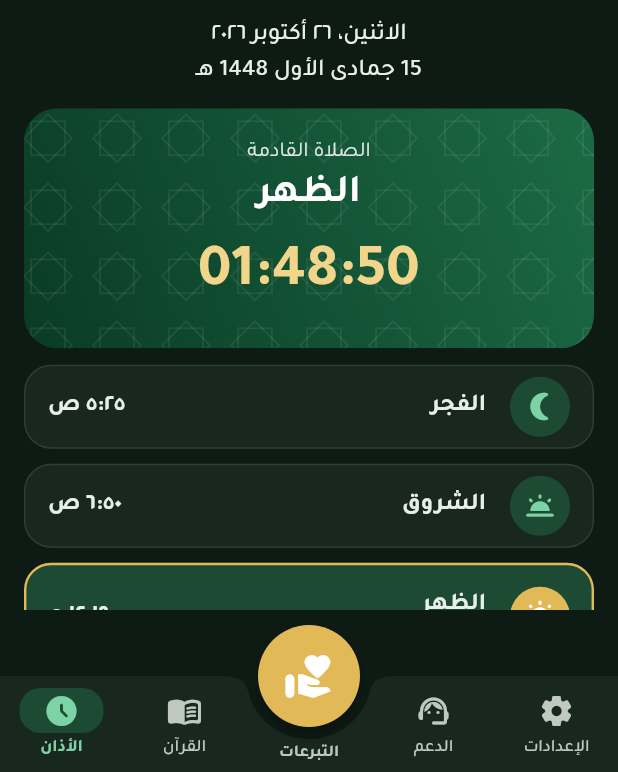
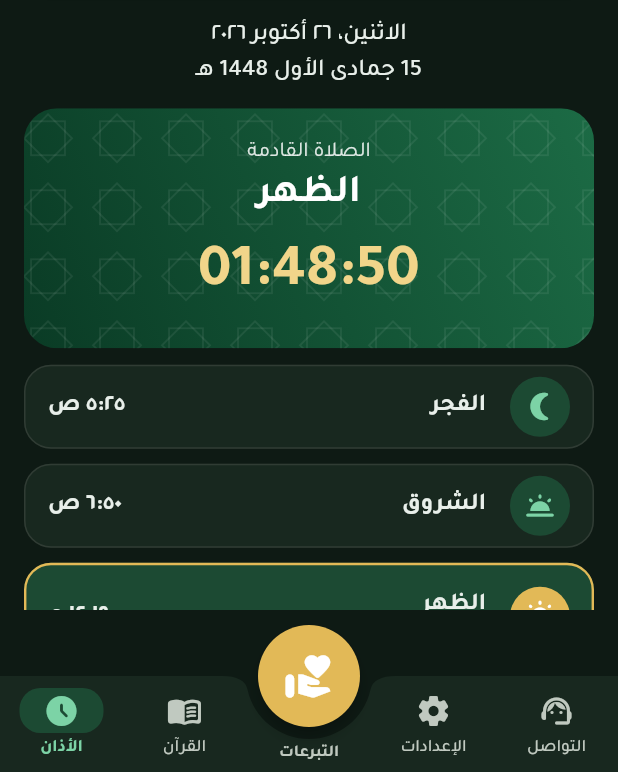
Before and after one commit to mohamedal2min-u/kansafra-mosque-app, a Flutter app: the screen it shows after launch, after a tap on the "dark mode" icon, on a phone screen of 412 x 824 dp, the part 464-1236 px from its top. Run offline on Flutter 3.47's test engine with Material 3 defaults, Android fonts, the phone set to English and light mode, and no system bars; our stand-ins replace adhan, connectivity_plus, flutter_local_notifications, google_sign_in, hijri, just_audio and 4 more.

Commit message:
التواصل آخر الشريط والإعدادات قبله، وبطاقة متابعة القراءة في الرئيسية، وإصلاح تحميل نص السور قبل عرض العلامة والتذكير
Co-Authored-By: Claude Sonnet 5.5 <noreply@anthropic.com>
Claude-Session: https://claude.ai/code/session_01XkGBCwJKScyzzPNe4HDGLL

```diff
--- a/lib/main.dart
+++ b/lib/main.dart
@@ -247,7 +247,7 @@ class _HomeShellState extends State<HomeShell> {
         notchMargin: 8,
         padding: EdgeInsets.zero,
         height: 64,
-        // الترتيب من اليسار إلى اليمين: الأذان أولًا ثم القرآن ثم التبرعات ثم الدعم ثم الإعدادات.
+        // الترتيب من اليسار إلى اليمين: الأذان ثم القرآن ثم التبرعات ثم الإعدادات ثم التواصل (الأخير).
         child: Directionality(
           textDirection: TextDirection.ltr,
           child: Row(children: [
@@ -270,8 +270,8 @@ class _HomeShellState extends State<HomeShell> {
                 ),
               ),
             ),
-            _item(3, Icons.support_agent_rounded, 'الدعم'),
             _item(4, Icons.settings_rounded, 'الإعدادات'),
+            _item(3, Icons.support_agent_rounded, 'التواصل'),
           ]),
         ),
       ),
--- a/lib/quran/khatma.dart
+++ b/lib/quran/khatma.dart
@@ -47,6 +47,8 @@ class Khatma {
     remind = p.getBool(_kRemind) ?? true;
     time = TimeOfDay(
         hour: p.getInt(_kHour) ?? 20, minute: p.getInt(_kMinute) ?? 0);
+    // نص السور مطلوب لعرض اسم السورة في العلامة وفي التذكير؛ نحمّله فقط إن وُجدت علامة.
+    if (mark.value != null) await QuranData.load();
     _loaded = true;
   }
 
--- a/lib/screens/prayer_times_screen.dart
+++ b/lib/screens/prayer_times_screen.dart
@@ -1,3 +1,7 @@
+import '../quran/khatma.dart';
+import '../quran/quran_data.dart';
+import '../quran/reader_screen.dart';
+import '../quran/reading_stats.dart';
 import 'dart:async';
 import 'dart:math' as math;
 
@@ -139,6 +143,7 @@ class _PrayerTimesScreenState extends State<PrayerTimesScreen>
         ),
         const SizedBox(height: 12),
         _NextPrayerCard(label: _labels[_nextKey]!, countdown: _countdown),
+        const _ResumeReadingCard(),
         const SizedBox(height: 6),
         for (final k in _order)
           Card(
@@ -260,3 +265,92 @@ class _StarPatternPainter extends CustomPainter {
   @override
   bool shouldRepaint(covariant CustomPainter oldDelegate) => false;
 }
+
+/// متابعة القراءة: تظهر في الرئيسية إن وضع المستخدم علامة في المصحف، وتفتح من آخر آية وصل إليها.
+class _ResumeReadingCard extends StatefulWidget {
+  const _ResumeReadingCard();
+
+  @override
+  State<_ResumeReadingCard> createState() => _ResumeReadingCardState();
+}
+
+class _ResumeReadingCardState extends State<_ResumeReadingCard> {
+  @override
+  void initState() {
+    super.initState();
+    Future.wait([Khatma.instance.load(), ReadingStats.instance.load()])
+        .then((_) {
+      if (mounted) setState(() {});
+    });
+  }
+
+  Future<void> _open(Bookmark m) async {
+    await QuranData.load(); // النص مضمّن، ويُحمَّل مرة واحدة
+    if (!mounted) return;
+    await Navigator.of(context).push(MaterialPageRoute(
+      builder: (_) => SurahReaderScreen(surah: m.surah, initialVerse: m.verse),
+    ));
+    if (mounted) setState(() {}); // تحديث وقت اليوم بعد العودة
+  }
+
+  @override
+  Widget build(BuildContext context) {
+    final cs = Theme.of(context).colorScheme;
+    return ValueListenableBuilder<Bookmark?>(
+      valueListenable: Khatma.instance.mark,
+      builder: (context, m, _) {
+        if (m == null) return const SizedBox.shrink();
+        final today = ReadingStats.instance.today;
+        return Padding(
+          padding: const EdgeInsets.only(top: 12),
+          child: Material(
+            color: cs.primaryContainer,
+            borderRadius: BorderRadius.circular(20),
+            child: InkWell(
+              borderRadius: BorderRadius.circular(20),
+              onTap: () => _open(m),
+              child: Padding(
+                padding: const EdgeInsets.all(14),
+                child: Row(children: [
+                  CircleAvatar(
+                    radius: 22,
+                    backgroundColor: cs.tertiary,
+                    child:
+                        const Icon(Icons.bookmark_rounded, color: Colors.white),
+                  ),
+                  const SizedBox(width: 12),
+                  Expanded(
+                    child: Column(
+                        crossAxisAlignment: CrossAxisAlignment.start,
+                        children: [
+                          Text('تابع قراءتك',
+                              style: Theme.of(context)
+                                  .textTheme
+                                  .titleSmall
+                                  ?.copyWith(
+                                      fontWeight: FontWeight.w700,
+                                      color: cs.onPrimaryContainer)),
+                          const SizedBox(height: 2),
+                          Text(m.label,
+                              style: TextStyle(color: cs.onPrimaryContainer)),
+                          if (today >= 60)
+                            Text('قرأتَ اليوم ${ReadingStats.format(today)}',
+                                style: Theme.of(context)
+                                    .textTheme
+                                    .bodySmall
+                                    ?.copyWith(
+                                        color: cs.onPrimaryContainer
+                                            .withValues(alpha: 0.8))),
+                        ]),
+                  ),
+                  Icon(Icons.arrow_back_ios_new_rounded,
+                      size: 18, color: cs.onPrimaryContainer),
+                ]),
+              ),
+            ),
+          ),
+        );
+      },
+    );
+  }
+}
```
